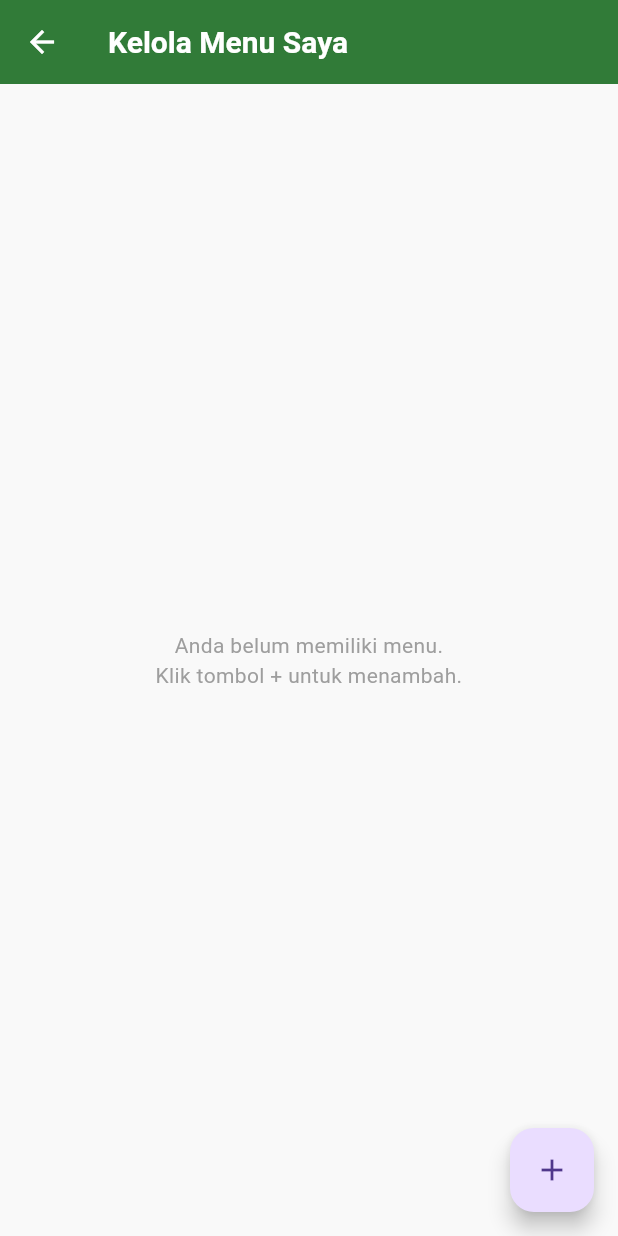
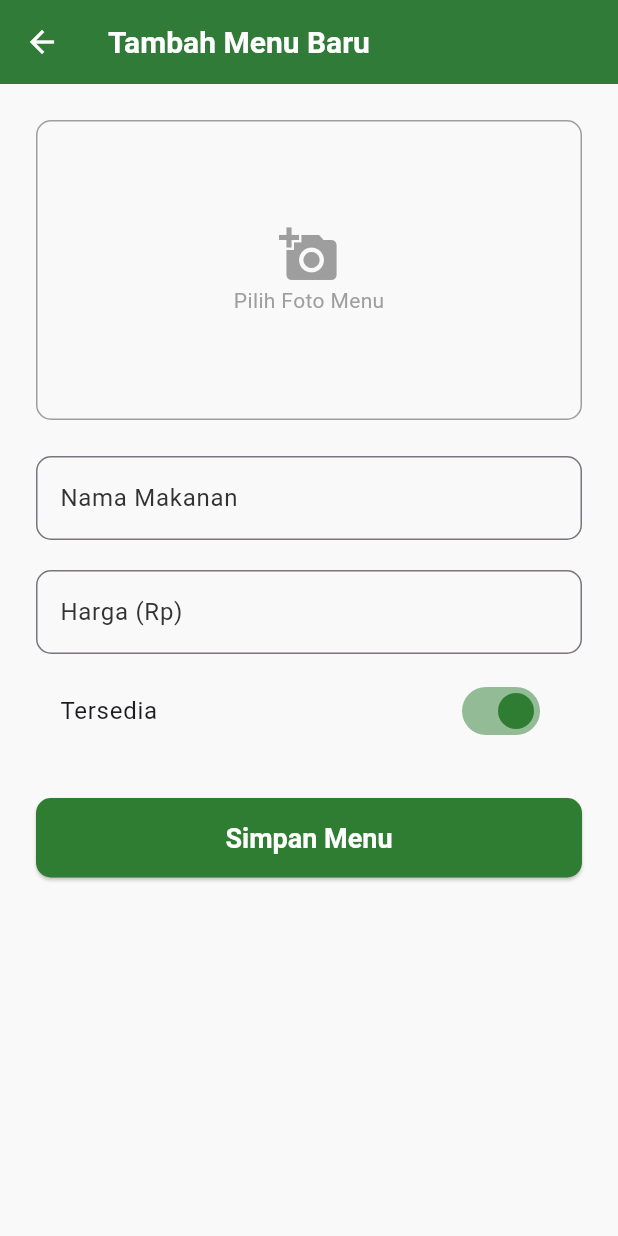
Before and after one commit to Blitzore/katering-app, a Flutter app: the MenuManagementScreen screen opened directly, after a tap on the "add" icon, on a phone screen of 412 x 824 dp. Run offline on Flutter 3.47's test engine with Material 3 defaults, Android fonts, the phone set to English and light mode, and no system bars; our stand-ins replace cloud_firestore, firebase_auth, firebase_core, image_picker; missing offline and left inert: cloudinary_public; accounts and stored records are empty.

Commit message:
feat(restaurant): Implement 'Add/Edit/Delete Menu' logic

```diff
--- /dev/null
+++ b/lib/screens/restaurant/add_edit_menu_screen.dart
@@ -0,0 +1,239 @@
+// File: lib/screens/restaurant/add_edit_menu_screen.dart
+import 'dart:io';
+import 'package:flutter/material.dart';
+import 'package:flutter/services.dart';
+import 'package:image_picker/image_picker.dart';
+import '../../models/menu_model.dart';
+import '../../services/restaurant_service.dart';
+
+/// Halaman Form untuk menambah atau mengedit menu.
+class AddEditMenuScreen extends StatefulWidget {
+  /// ID restoran (diperlukan untuk service)
+  final String restoId;
+  /// Jika [menu] tidak null, berarti ini mode Edit.
+  /// Jika [menu] null, berarti ini mode Tambah.
+  final MenuModel? menu;
+
+  const AddEditMenuScreen({
+    Key? key,
+    required this.restoId,
+    this.menu,
+  }) : super(key: key);
+
+  @override
+  _AddEditMenuScreenState createState() => _AddEditMenuScreenState();
+}
+
+class _AddEditMenuScreenState extends State<AddEditMenuScreen> {
+  final _formKey = GlobalKey<FormState>();
+  final _restaurantService = RestaurantService();
+  final _picker = ImagePicker();
+
+  late TextEditingController _namaController;
+  late TextEditingController _hargaController;
+  late bool _isAvailable;
+
+  File? _imageFile; // Untuk gambar baru yang dipilih
+  String? _existingImageUrl; // Untuk gambar lama (mode edit)
+  bool _isLoading = false;
+
+  /// Cek apakah ini mode Edit
+  bool get _isEditMode => widget.menu != null;
+
+  @override
+  void initState() {
+    super.initState();
+    // Inisialisasi controller dengan data yang ada (jika mode Edit)
+    _namaController = TextEditingController(text: widget.menu?.namaMenu);
+    _hargaController =
+        TextEditingController(text: widget.menu?.harga.toString());
+    _isAvailable = widget.menu?.isAvailable ?? true;
+    _existingImageUrl = widget.menu?.fotoUrl;
+  }
+
+  @override
+  void dispose() {
+    _namaController.dispose();
+    _hargaController.dispose();
+    super.dispose();
+  }
+
+  /// Helper untuk memilih gambar dari galeri
+  Future<void> _pickImage() async {
+    final pickedFile = await _picker.pickImage(
+      source: ImageSource.gallery,
+      imageQuality: 50,
+      maxWidth: 1080,
+    );
+    if (pickedFile != null) {
+      setState(() {
+        _imageFile = File(pickedFile.path);
+        _existingImageUrl = null; // Hapus gambar lama jika gambar baru dipilih
+      });
+    }
+  }
+
+  /// Menangani logika submit form
+  Future<void> _submitForm() async {
+    if (!_formKey.currentState!.validate()) return;
+
+    // Validasi gambar
+    if (_imageFile == null && !_isEditMode) {
+      ScaffoldMessenger.of(context).showSnackBar(
+        const SnackBar(content: Text('Foto menu wajib diisi')),
+      );
+      return;
+    }
+
+    setState(() => _isLoading = true);
+    final scaffoldMessenger = ScaffoldMessenger.of(context);
+    final navigator = Navigator.of(context);
+
+    try {
+      final namaMenu = _namaController.text;
+      final harga = int.parse(_hargaController.text);
+
+      if (_isEditMode) {
+        // --- LOGIKA UPDATE ---
+        await _restaurantService.updateMenu(
+          restoId: widget.restoId,
+          menuId: widget.menu!.menuId,
+          namaMenu: namaMenu,
+          harga: harga,
+          isAvailable: _isAvailable,
+          existingFotoUrl: widget.menu!.fotoUrl,
+          newImageFile: _imageFile, // Kirim gambar baru jika ada
+        );
+
+      } else {
+        // --- LOGIKA ADD ---
+        await _restaurantService.addMenu(
+          restoId: widget.restoId,
+          namaMenu: namaMenu,
+          harga: harga,
+          isAvailable: _isAvailable,
+          imageFile: _imageFile!, // Wajib ada di mode Tambah
+        );
+      }
+
+      scaffoldMessenger.showSnackBar(
+         SnackBar(
+          content: Text('Menu berhasil ${ _isEditMode ? 'diperbarui' : 'ditambahkan'}!'),
+          backgroundColor: Colors.green,
+        ),
+      );
+
+      navigator.pop(); // Kembali ke halaman list
+
+    } catch (e) {
+       scaffoldMessenger.showSnackBar(
+         SnackBar(
+          content: Text('Error: ${e.toString()}'),
+          backgroundColor: Colors.red,
+        ),
+      );
+    } finally {
+      if (mounted) {
+        setState(() => _isLoading = false);
+      }
+    }
+  }
+
+  @override
+  Widget build(BuildContext context) {
+    return Scaffold(
+      appBar: AppBar(
+        title: Text(_isEditMode ? 'Edit Menu' : 'Tambah Menu Baru'),
+      ),
+      body: Stack(
+        children: [
+          Form(
+            key: _formKey,
+            child: SingleChildScrollView(
+              padding: const EdgeInsets.all(24.0),
+              child: Column(
+                crossAxisAlignment: CrossAxisAlignment.stretch,
+                children: [
+                  // 1. Pemilih Gambar
+                  _buildImagePicker(),
+                  const SizedBox(height: 24),
+
+                  // 2. Form Nama Menu
+                  TextFormField(
+                    controller: _namaController,
+                    decoration: const InputDecoration(labelText: 'Nama Makanan'),
+                    validator: (v) => v!.isEmpty ? 'Nama wajib diisi' : null,
+                  ),
+                  const SizedBox(height: 20),
+
+                  // 3. Form Harga
+                  TextFormField(
+                    controller: _hargaController,
+                    decoration: const InputDecoration(labelText: 'Harga (Rp)'),
+                    keyboardType: TextInputType.number,
+                    inputFormatters: [FilteringTextInputFormatter.digitsOnly],
+                    validator: (v) => v!.isEmpty ? 'Harga wajib diisi' : null,
+                  ),
+                  const SizedBox(height: 10),
+
+                  // 4. Switch Ketersediaan
+                  SwitchListTile(
+                    title: const Text('Tersedia'),
+                    value: _isAvailable,
+                    onChanged: (val) {
+                      setState(() => _isAvailable = val);
+                    },
+                    activeColor: Theme.of(context).primaryColor,
+                  ),
+                  const SizedBox(height: 30),
+
+                  // 5. Tombol Submit
+                  ElevatedButton(
+                    onPressed: _isLoading ? null : _submitForm,
+                    child: Text(_isEditMode ? 'Simpan Perubahan' : 'Simpan Menu'),
+                  ),
+                ],
+              ),
+            ),
+          ),
+          // Indikator Loading
+          if (_isLoading)
+            Container(
+              color: Colors.black.withOpacity(0.5),
+              child: const Center(
+                child: CircularProgressIndicator(color: Colors.white),
+              ),
+            ),
+        ],
+      ),
+    );
+  }
+
+  /// Widget helper untuk pemilih gambar
+  Widget _buildImagePicker() {
+    return GestureDetector(
+      onTap: _pickImage,
+      child: Container(
+        height: 200,
+        width: double.infinity,
+        decoration: BoxDecoration(
+          border: Border.all(color: Colors.grey),
+          borderRadius: BorderRadius.circular(10),
+        ),
+        child: _imageFile != null
+            ? Image.file(_imageFile!, fit: BoxFit.cover)
+            : (_existingImageUrl != null
+                ? Image.network(_existingImageUrl!, fit: BoxFit.cover)
+                : const Center(
+                    child: Column(
+                    mainAxisAlignment: MainAxisAlignment.center,
+                    children: [
+                      Icon(Icons.add_a_photo, size: 40, color: Colors.grey),
+                      Text('Pilih Foto Menu',
+                          style: TextStyle(color: Colors.grey)),
+                    ],
+                  ))),
+      ),
+    );
+  }
+}
--- a/lib/screens/restaurant/menu_management_screen.dart
+++ b/lib/screens/restaurant/menu_management_screen.dart
@@ -3,7 +3,8 @@ import 'package:cloud_firestore/cloud_firestore.dart';
 import 'package:firebase_auth/firebase_auth.dart';
 import 'package:flutter/material.dart';
 import '../../models/menu_model.dart';
-// import 'add_edit_menu_screen.dart'; // Akan digunakan di commit berikutnya
+import 'add_edit_menu_screen.dart'; // Import halaman form
+import '../../services/restaurant_service.dart'; // Import service
 
 /// Halaman untuk mengelola (CRUD) menu oleh pemilik restoran.
 class MenuManagementScreen extends StatelessWidget {
@@ -14,7 +15,6 @@ class MenuManagementScreen extends StatelessWidget {
     final user = FirebaseAuth.instance.currentUser;
 
     if (user == null) {
-      // Seharusnya tidak terjadi jika sudah dijaga AuthWrapper
       return const Scaffold(
           body: Center(child: Text('Anda harus login ulang.')));
     }
@@ -57,7 +57,7 @@ class MenuManagementScreen extends StatelessWidget {
               .toList();
 
           return ListView.builder(
-            padding: const EdgeInsets.only(bottom: 80), // Padding untuk FAB
+            padding: const EdgeInsets.only(bottom: 80),
             itemCount: menus.length,
             itemBuilder: (context, index) {
               final menu = menus[index];
@@ -73,8 +73,12 @@ class MenuManagementScreen extends StatelessWidget {
         child: const Icon(Icons.add),
         tooltip: 'Tambah Menu Baru',
         onPressed: () {
-          // Akan diimplementasikan di commit berikutnya
-          print('Navigasi ke Tambah Menu');
+          // Navigasi ke Halaman Tambah (mode Tambah)
+          Navigator.push(
+            context,
+            MaterialPageRoute(
+                builder: (context) => AddEditMenuScreen(restoId: user.uid)),
+          );
         },
       ),
     );
@@ -85,12 +89,50 @@ class MenuManagementScreen extends StatelessWidget {
 class _MenuListItem extends StatelessWidget {
   final MenuModel menu;
   final String restoId;
+  // Tambahkan instance service
+  final RestaurantService _service = RestaurantService();
 
-  const _MenuListItem({
+  _MenuListItem({
     Key? key,
     required this.menu,
     required this.restoId,
   }) : super(key: key);
+
+  /// Menampilkan dialog konfirmasi sebelum menghapus
+  void _showDeleteDialog(BuildContext context) {
+    showDialog(
+      context: context,
+      builder: (ctx) => AlertDialog(
+        title: const Text('Hapus Menu?'),
+        content: Text('Anda yakin ingin menghapus "${menu.namaMenu}"?'),
+        actions: [
+          TextButton(
+            child: const Text('Batal'),
+            onPressed: () => Navigator.of(ctx).pop(),
+          ),
+          TextButton(
+            style: TextButton.styleFrom(foregroundColor: Colors.red),
+            child: const Text('Ya, Hapus'),
+            onPressed: () async {
+              Navigator.of(ctx).pop(); // Tutup dialog
+              try {
+                await _service.deleteMenu(restoId: restoId, menuId: menu.menuId);
+                ScaffoldMessenger.of(context).showSnackBar(
+                  const SnackBar(content: Text('Menu berhasil dihapus'),
+                  backgroundColor: Colors.green),
+                );
+              } catch (e) {
+                 ScaffoldMessenger.of(context).showSnackBar(
+                  SnackBar(content: Text('Gagal menghapus: $e'),
+                  backgroundColor: Colors.red),
+                );
+              }
+            },
+          ),
+        ],
+      ),
+    );
+  }
 
   @override
   Widget build(BuildContext context) {
@@ -108,7 +150,15 @@ class _MenuListItem extends StatelessWidget {
                 const Icon(Icons.broken_image),
           ),
         ),
-        title: Text(menu.namaMenu),
+        title: Text(
+          menu.namaMenu,
+          style: TextStyle(
+            decoration: !menu.isAvailable
+                ? TextDecoration.lineThrough
+                : TextDecoration.none,
+            color: !menu.isAvailable ? Colors.grey : null,
+          ),
+        ),
         subtitle: Text('Rp ${menu.harga}'),
         trailing: Row(
           mainAxisSize: MainAxisSize.min,
@@ -118,8 +168,16 @@ class _MenuListItem extends StatelessWidget {
               icon: Icon(Icons.edit, color: Colors.blue[700]),
               tooltip: 'Edit Menu',
               onPressed: () {
-                // Akan diimplementasikan di commit berikutnya
-                print('Navigasi ke Edit Menu (ID: ${menu.menuId})');
+                // Navigasi ke Halaman Edit (mode Edit)
+                Navigator.push(
+                  context,
+                  MaterialPageRoute(
+                    builder: (context) => AddEditMenuScreen(
+                      restoId: restoId,
+                      menu: menu, // <-- Kirim data menu
+                    ),
+                  ),
+                );
               },
             ),
             // Tombol Hapus
@@ -127,8 +185,8 @@ class _MenuListItem extends StatelessWidget {
               icon: Icon(Icons.delete, color: Colors.red[700]),
               tooltip: 'Hapus Menu',
               onPressed: () {
-                // Akan diimplementasikan di commit berikutnya
-                print('Tampilkan dialog hapus (ID: ${menu.menuId})');
+                // Panggil dialog konfirmasi hapus
+                _showDeleteDialog(context);
               },
             ),
           ],
```
Also changed, not shown: lib/services/restaurant_service.dart (added, +130 -0 lines).
